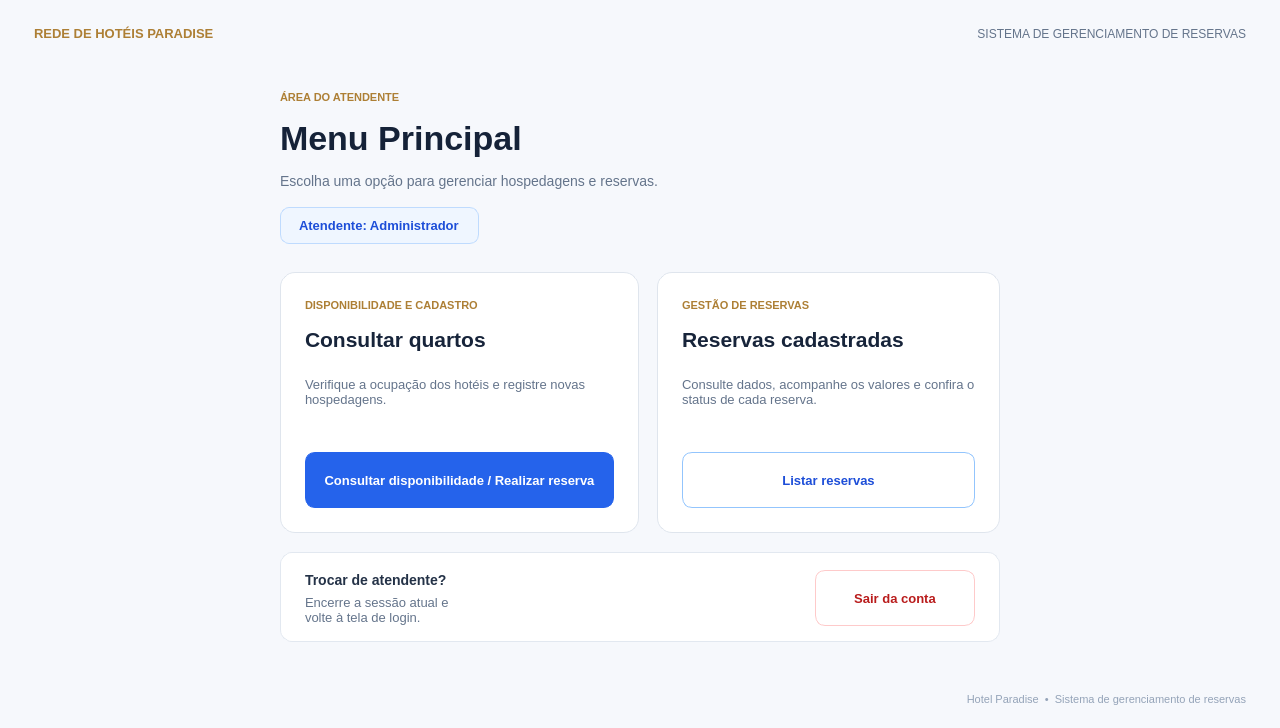
Old version of the form mainwindow.ui in the repository JairCosta00/Sistema-de-Reservas-Rede-de-Hot-is-Paradise.
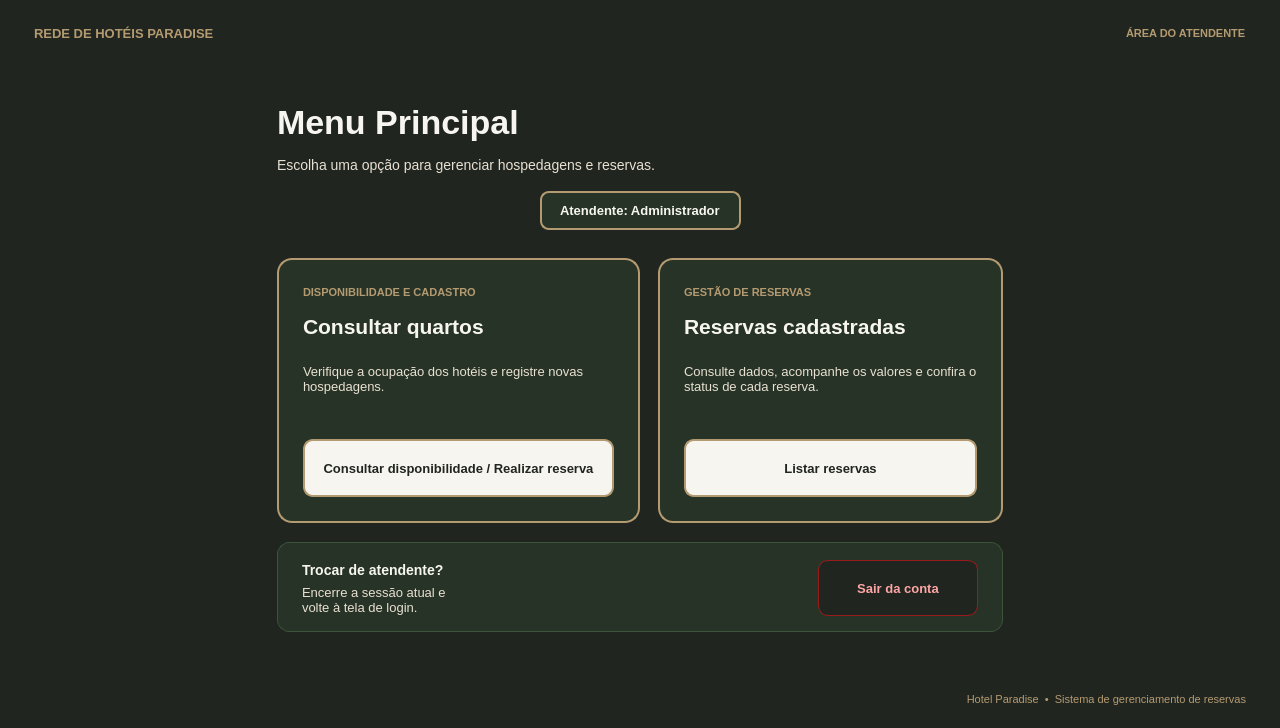
New version of the form.

```diff
--- a/mainwindow.ui
+++ b/mainwindow.ui
@@ -21,43 +21,107 @@
   </property>
   <widget class="QWidget" name="centralwidget">
    <property name="styleSheet">
-    <string>QWidget#centralwidget {
-    background-color: #F6F8FC;
-    color: #1F2937;
-    font-family: &quot;Segoe UI&quot;;
+    <string notr="true">/* deep-green: #20251F - Fundo principal */
+/* Paradise Green: #263326 - Fundo dos cartões */
+/* dourado fosco: #B49A70 - Bordas de destaque e categorias */
+/* Off-white: #F7F5EF - Títulos e botões principais */
+/* bright-sand: #E8E0D2 - Textos secundários e hover */
+
+QWidget#centralwidget {
+    background-color: #20251F;
+    color: #F7F5EF;
 }
-QFrame#frameFundoEscuro { background: transparent; border: none; }
+
+QFrame#frameFundoEscuro {
+    background: transparent;
+    border: none;
+}
+
+/* Cartões centrais em Paradise Green com borda dourada */
 QFrame#cardConsulta, QFrame#cardLista {
-    background-color: #FFFFFF;
-    border: 1px solid #DFE5ED;
+    background-color: #263326;
+    border: 1.5px solid #B49A70;
     border-radius: 15px;
 }
+
+/* Cartão inferior de sessão */
 QFrame#frameSessao {
-    background-color: #FFFFFF;
-    border: 1px solid #E2E8F0;
+    background-color: #263326;
+    border: 1px solid #3B543B;
     border-radius: 12px;
 }
-QLabel { background: transparent; border: none; color: #334155; }
-QLabel#labelMarca { color: #AD7F35; font-size: 13px; font-weight: bold; }
-QLabel#labelSistema { color: #64748B; font-size: 12px; }
+
+QLabel {
+    background: transparent;
+    border: none;
+    color: #E8E0D2;
+}
+
+/* Rótulos de marca e categoria em dourado fosco */
+QLabel#labelMarca {
+    color: #B49A70;
+    font-size: 13px;
+    font-weight: bold;
+}
+
+QLabel#labelSistema {
+    color: #E8E0D2;
+    font-size: 12px;
+}
+
 QLabel#labelDestaque, QLabel#labelCategoriaConsulta, QLabel#labelCategoriaLista {
-    color: #AD7F35; font-size: 11px; font-weight: bold;
+    color: #B49A70;
+    font-size: 11px;
+    font-weight: bold;
 }
-QLabel#labelTitulo { color: #152238; font-size: 34px; font-weight: bold; }
-QLabel#labelDescricao { color: #64748B; font-size: 14px; }
-QLabel#labelAtendente {
-    color: #1D4ED8; background-color: #EFF6FF;
-    border: 1px solid #BFDBFE; border-radius: 9px;
-    font-size: 13px; font-weight: bold; padding: 10px 15px;
+
+/* Títulos em Off-white */
+QLabel#labelTitulo {
+    color: #F7F5EF;
+    font-size: 34px;
+    font-weight: bold;
 }
+
 QLabel#labelConsultaTitulo, QLabel#labelListaTitulo {
-    color: #17243A; font-size: 21px; font-weight: bold;
+    color: #F7F5EF;
+    font-size: 21px;
+    font-weight: bold;
 }
+
+QLabel#labelSessaoTitulo {
+    color: #F7F5EF;
+    font-size: 14px;
+    font-weight: bold;
+}
+
+/* Descrições em Bright-sand */
+QLabel#labelDescricao {
+    color: #E8E0D2;
+    font-size: 14px;
+}
+
 QLabel#labelConsultaDescricao, QLabel#labelListaDescricao, QLabel#labelSessaoDescricao {
-    color: #64748B; font-size: 13px;
+    color: #E8E0D2;
+    font-size: 13px;
 }
-QLabel#labelSessaoTitulo { color: #243247; font-size: 14px; font-weight: bold; }
-QLabel#labelRodape { color: #94A3B8; font-size: 11px; }
+
+/* Crachá do atendente */
+QLabel#labelAtendente {
+    color: #F7F5EF;
+    background-color: #263326;
+    border: 1.5px solid #B49A70;
+    border-radius: 9px;
+    font-size: 13px;
+    font-weight: bold;
+    padding: 10px 15px;
+}
+
+QLabel#labelRodape {
+    color: #B49A70;
+    font-size: 11px;
+}
+
+/* Botões principais invertidos */
 QPushButton {
     border-radius: 10px;
     padding: 12px 18px;
@@ -65,22 +129,41 @@
     font-size: 13px;
     font-weight: bold;
 }
-QPushButton#btnConsultarReserva {
-    background-color: #2563EB; color: white; border: 1px solid #2563EB;
+
+QPushButton#btnConsultarReserva, QPushButton#btnListarReservas {
+    background-color: #F7F5EF;
+    color: #20251F;
+    border: 1.5px solid #B49A70;
 }
-QPushButton#btnConsultarReserva:hover { background-color: #1D4ED8; }
-QPushButton#btnConsultarReserva:pressed { background-color: #1E40AF; }
-QPushButton#btnListarReservas {
-    background-color: #FFFFFF; color: #1D4ED8; border: 1px solid #93C5FD;
+
+QPushButton#btnConsultarReserva:hover, QPushButton#btnListarReservas:hover {
+    background-color: #E8E0D2;
+    color: #20251F;
+    border: 1.5px solid #B49A70;
 }
-QPushButton#btnListarReservas:hover { background-color: #EFF6FF; }
-QPushButton#btnListarReservas:pressed { background-color: #DBEAFE; }
+
+QPushButton#btnConsultarReserva:pressed, QPushButton#btnListarReservas:pressed {
+    background-color: #B49A70;
+    color: #20251F;
+}
+
+/* Botão Sair adaptado para fundo escuro */
 QPushButton#btnSair {
-    background-color: #FFFFFF; color: #B91C1C; border: 1px solid #FECACA;
+    background-color: #20251F;
+    color: #FCA5A5;
+    border: 1px solid #991B1B;
 }
-QPushButton#btnSair:hover { background-color: #FEF2F2; border: 1px solid #EF4444; }
-QPushButton#btnSair:pressed { background-color: #FEE2E2; }
-</string>
+
+QPushButton#btnSair:hover {
+    background-color: #450A0A;
+    color: #FEE2E2;
+    border: 1px solid #EF4444;
+}
+
+QPushButton#btnSair:pressed {
+    background-color: #7F1D1D;
+    color: #FFFFFF;
+}</string>
    </property>
    <layout class="QVBoxLayout" name="layoutJanela">
     <property name="spacing">
@@ -146,12 +229,16 @@
        </spacer>
       </item>
       <item>
-       <widget class="QLabel" name="labelSistema">
-        <property name="text">
-         <string>SISTEMA DE GERENCIAMENTO DE RESERVAS</string>
+       <widget class="QLabel" name="labelDestaque">
+        <property name="font">
+         <font>
+          <family>Segoe UI</family>
+          <pointsize>-1</pointsize>
+          <bold>true</bold>
+         </font>
         </property>
-        <property name="alignment">
-         <set>Qt::AlignmentFlag::AlignRight|Qt::AlignmentFlag::AlignTrailing|Qt::AlignmentFlag::AlignVCenter</set>
+        <property name="text">
+         <string>ÁREA DO ATENDENTE</string>
         </property>
        </widget>
       </item>
@@ -239,20 +326,6 @@
          <property name="bottomMargin">
           <number>0</number>
          </property>
-         <item>
-          <widget class="QLabel" name="labelDestaque">
-           <property name="font">
-            <font>
-             <family>Segoe UI</family>
-             <pointsize>-1</pointsize>
-             <bold>true</bold>
-            </font>
-           </property>
-           <property name="text">
-            <string>ÁREA DO ATENDENTE</string>
-           </property>
-          </widget>
-         </item>
          <item>
           <widget class="QLabel" name="labelTitulo">
            <property name="font">
@@ -298,6 +371,19 @@
            <property name="spacing">
             <number>0</number>
            </property>
+           <item>
+            <spacer name="horizontalSpacer">
+             <property name="orientation">
+              <enum>Qt::Orientation::Horizontal</enum>
+             </property>
+             <property name="sizeHint" stdset="0">
+              <size>
+               <width>40</width>
+               <height>20</height>
+              </size>
+             </property>
+            </spacer>
+           </item>
            <item>
             <widget class="QLabel" name="labelAtendente">
              <property name="text">
@@ -436,7 +522,7 @@
                 <property name="minimumSize">
                  <size>
                   <width>0</width>
-                  <height>56</height>
+                  <height>58</height>
                  </size>
                 </property>
                 <property name="maximumSize">
@@ -545,7 +631,7 @@
                 <property name="minimumSize">
                  <size>
                   <width>0</width>
-                  <height>56</height>
+                  <height>58</height>
                  </size>
                 </property>
                 <property name="maximumSize">
```
